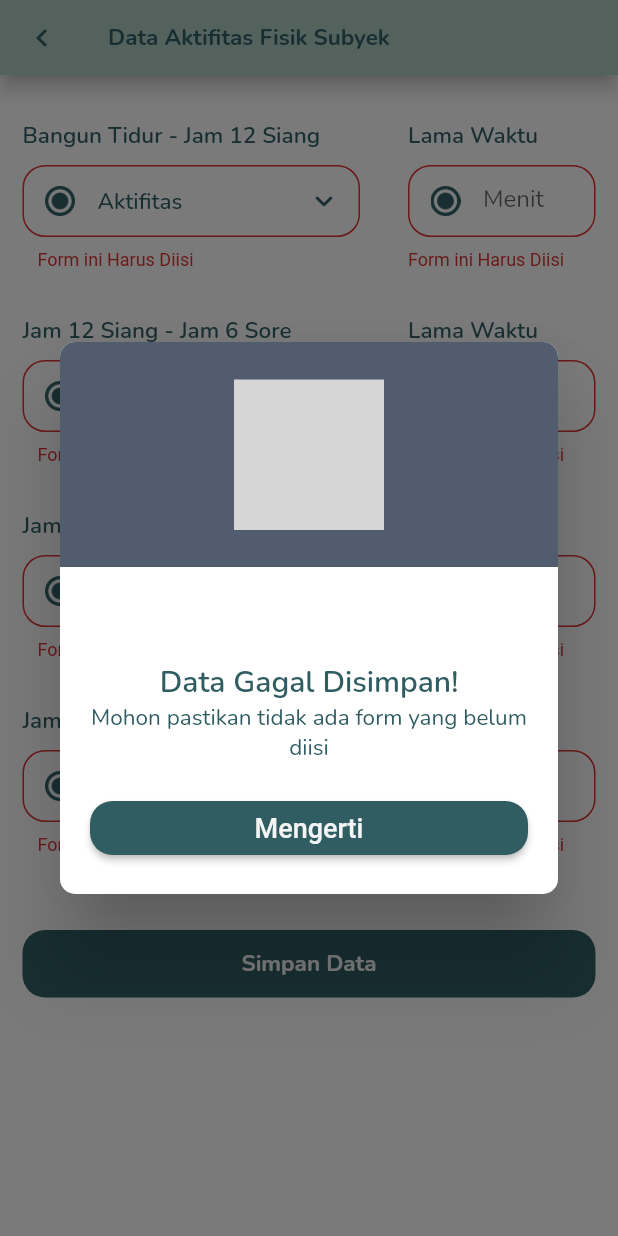
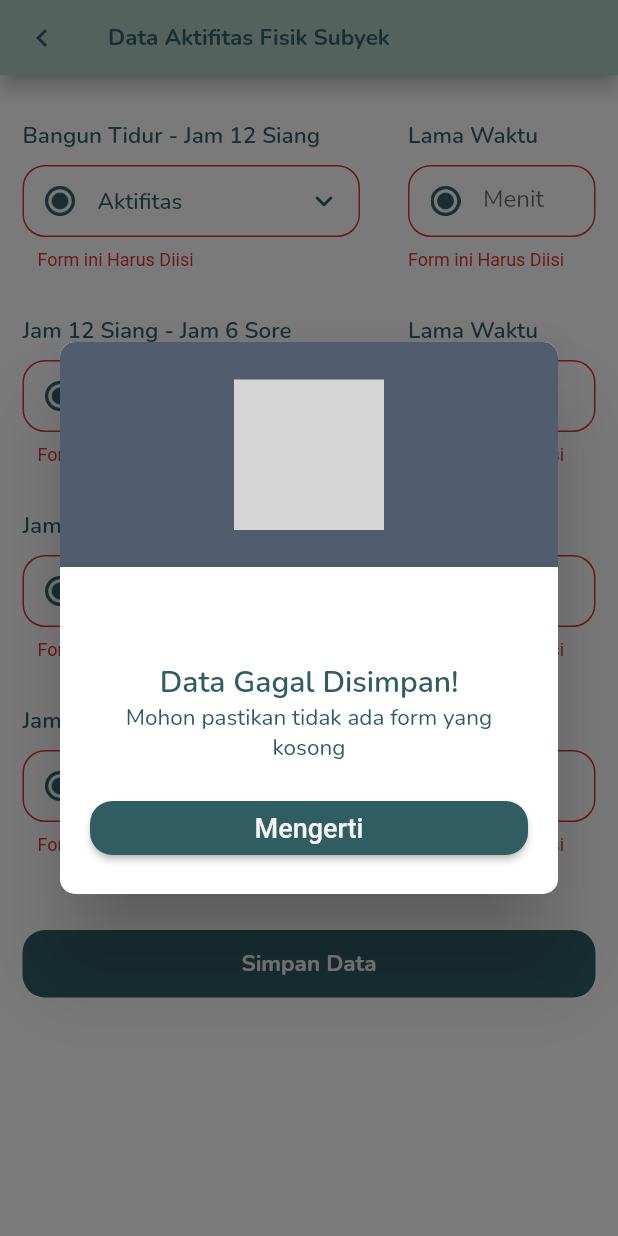
Before and after one commit to zaidtqy/healthy, a Flutter app: the FormActivity screen opened by its route, after a tap on "Simpan Data", on a phone screen of 412 x 824 dp. Run offline on Flutter 3.47's test engine with Material 2 defaults, Android fonts, the light colour scheme and no system bars; our stand-ins replace animated_text_kit, awesome_notifications, badges, bloc, cloud_firestore, cool_alert and 6 more; accounts and stored records are empty; grey boxes are pictures that could not be loaded.

Commit message:
Fix Popup Text Error

```diff
--- a/lib/pages/form_activity_page.dart
+++ b/lib/pages/form_activity_page.dart
@@ -1182,7 +1182,7 @@ class _FormActivityState extends State<FormActivity> {
               textAlign: TextAlign.center,
             ),
             Text(
-              'Mohon pastikan tidak ada form yang belum diisi',
+              'Mohon pastikan tidak ada form yang kosong',
               style: primaryTextStyle.copyWith(
                 fontSize: 15,
                 fontWeight: regular,
--- a/lib/pages/form_antrhopometri_page.dart
+++ b/lib/pages/form_antrhopometri_page.dart
@@ -383,7 +383,7 @@ class _FormAntrhopometriState extends State<FormAntrhopometri> {
               textAlign: TextAlign.center,
             ),
             Text(
-              'Mohon pastikan tidak ada form yang belum diisi',
+              'Mohon pastikan tidak ada form yang kosong',
               style: primaryTextStyle.copyWith(
                 fontSize: 15,
                 fontWeight: regular,
--- a/lib/pages/form_hemoglobin_page.dart
+++ b/lib/pages/form_hemoglobin_page.dart
@@ -257,7 +257,7 @@ class _FormHemoglobinState extends State<FormHemoglobin> {
               textAlign: TextAlign.center,
             ),
             Text(
-              'Mohon pastikan tidak ada form yang belum diisi',
+              'Mohon pastikan tidak ada form yang kosong',
               style: primaryTextStyle.copyWith(
                 fontSize: 15,
                 fontWeight: regular,
--- a/lib/pages/form_information_page.dart
+++ b/lib/pages/form_information_page.dart
@@ -1337,7 +1337,7 @@ class _FormInformationState extends State<FormInformation> {
               textAlign: TextAlign.center,
             ),
             Text(
-              'Mohon pastikan tidak ada form yang belum diisi',
+              'Mohon pastikan tidak ada form yang kosong',
               style: primaryTextStyle.copyWith(
                 fontSize: 15,
                 fontWeight: regular,
--- a/lib/pages/form_knowledge_page.dart
+++ b/lib/pages/form_knowledge_page.dart
@@ -1,3 +1,5 @@
+// ignore_for_file: null_check_always_fails, unnecessary_null_comparison
+
 import 'package:cloud_firestore/cloud_firestore.dart';
 import 'package:cool_alert/cool_alert.dart';
 import 'package:firebase_auth/firebase_auth.dart';
@@ -3018,7 +3020,7 @@ class _FormKnowledgeState extends State<FormKnowledge> {
               textAlign: TextAlign.center,
             ),
             Text(
-              'Pastikan jawaban sudah terisi semua.',
+              'Pastikan jawaban sudah terisi semua',
               style: primaryTextStyle.copyWith(
                 fontSize: 15,
                 fontWeight: regular,
```
